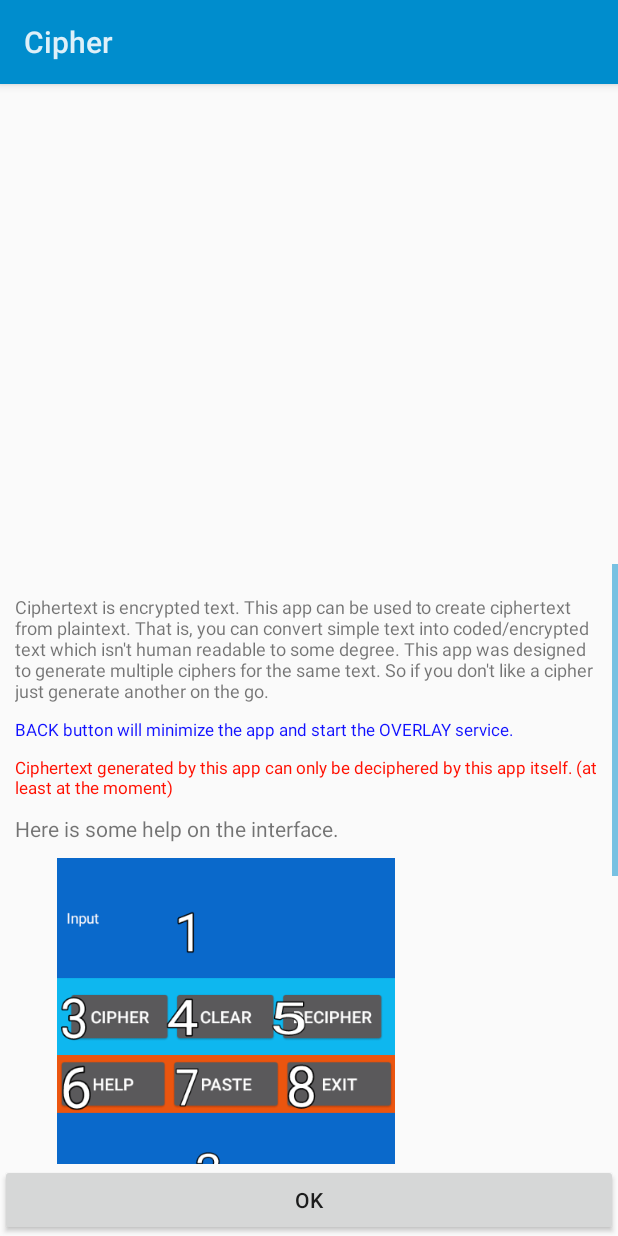
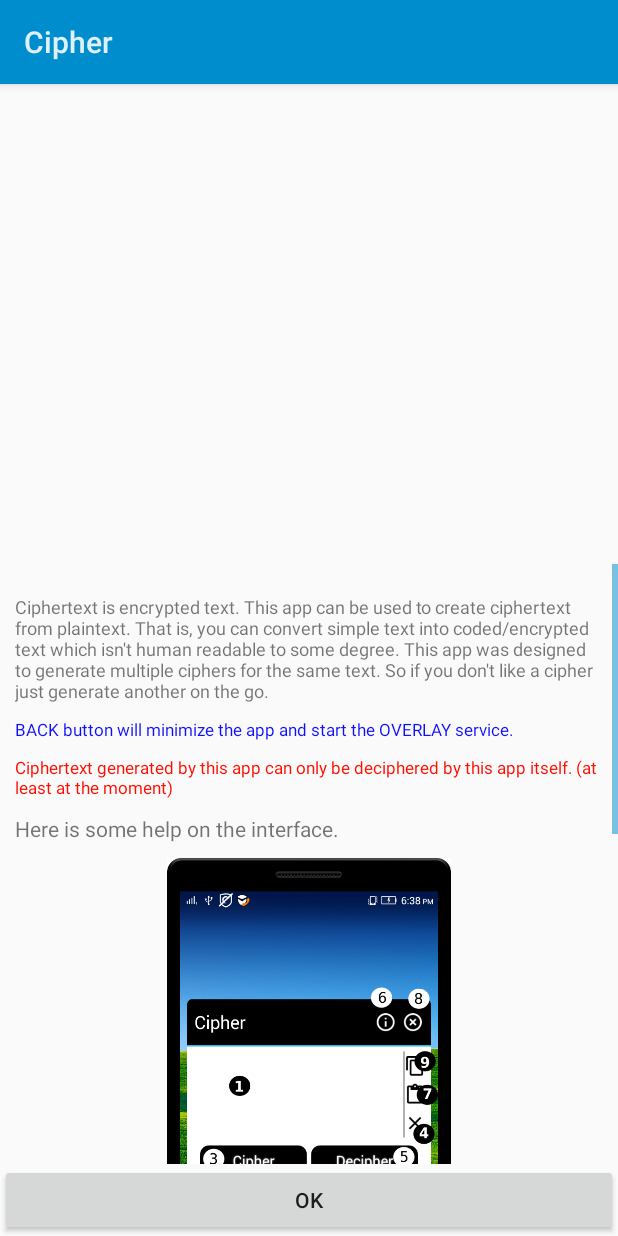
Before and after one commit to gurpreetsingh00885/cipher, an Android app: the layout custom.xml on its own in the app's theme, with its tools: preview values and no code run, on a phone screen of 412 x 824 dp. Run offline under Robolectric (Android 15) with nearby library versions, the phone set to English and light mode, and no system bars.

Commit message:
Ready for v1.5

```diff
--- a/app/build.gradle
+++ b/app/build.gradle
@@ -8,8 +8,8 @@ android {
         applicationId "com.gs.cipher"
         minSdkVersion 15
         targetSdkVersion 22
-        versionCode 4
-        versionName "1.4"
+        versionCode 5
+        versionName "1.5"
     }
     buildTypes {
         release {
--- a/app/src/main/res/layout/custom.xml
+++ b/app/src/main/res/layout/custom.xml
@@ -57,7 +57,7 @@
 				<ImageView
 					android:id="@+id/imageView1"
 					android:layout_width="wrap_content"
-					android:layout_height="250dp"
+					android:layout_height="350dp"
 					android:src="@drawable/help"
 					android:layout_marginTop="10dp"/>
 
@@ -101,8 +101,10 @@
 					android:layout_height="wrap_content"
 					android:layout_width="match_parent"
 					android:text="8. EXIT button. Closes the app."/>
-
-
+				<TextView
+					android:layout_height="wrap_content"
+					android:layout_width="match_parent"
+					android:text="9. COPY button. Copies text from output textbox to clipboard."/>
 				<TextView
 					android:layout_height="wrap_content"
 					android:layout_width="match_parent"
```
Also changed, not shown: app/src/main/java/com/gs/cipher/MainActivity.java (+18 -7 lines), app/src/main/res/drawable-xhdpi/app_icon2.png (deleted), app/src/main/res/drawable-xhdpi/help.png, 72 other files.
